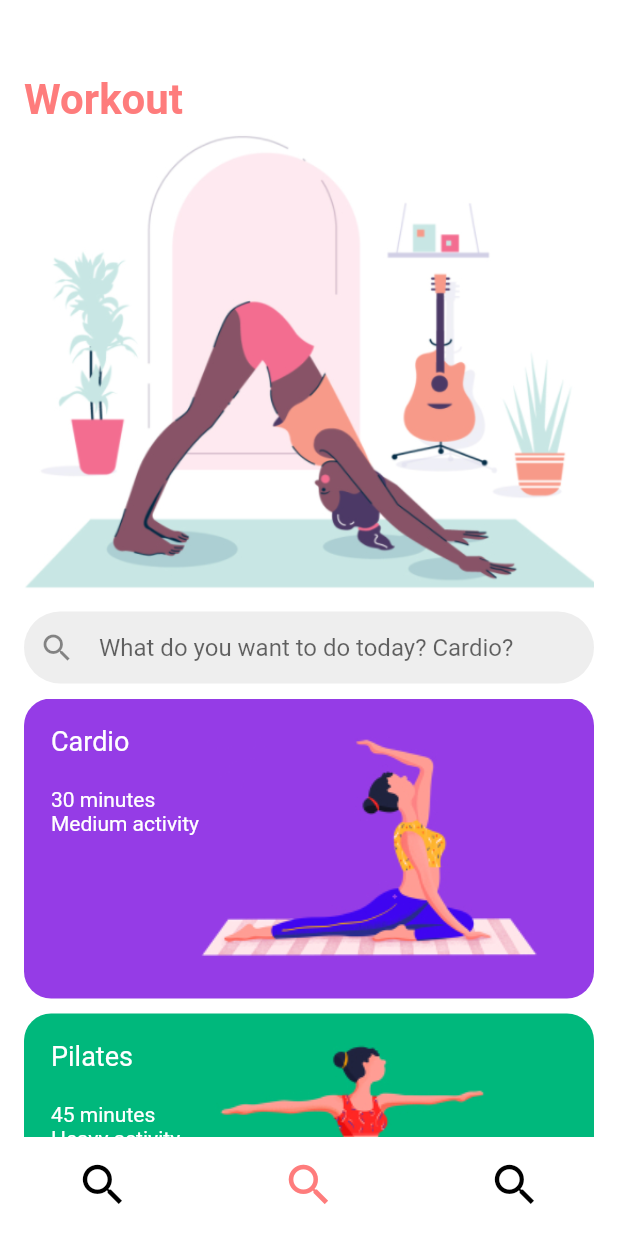
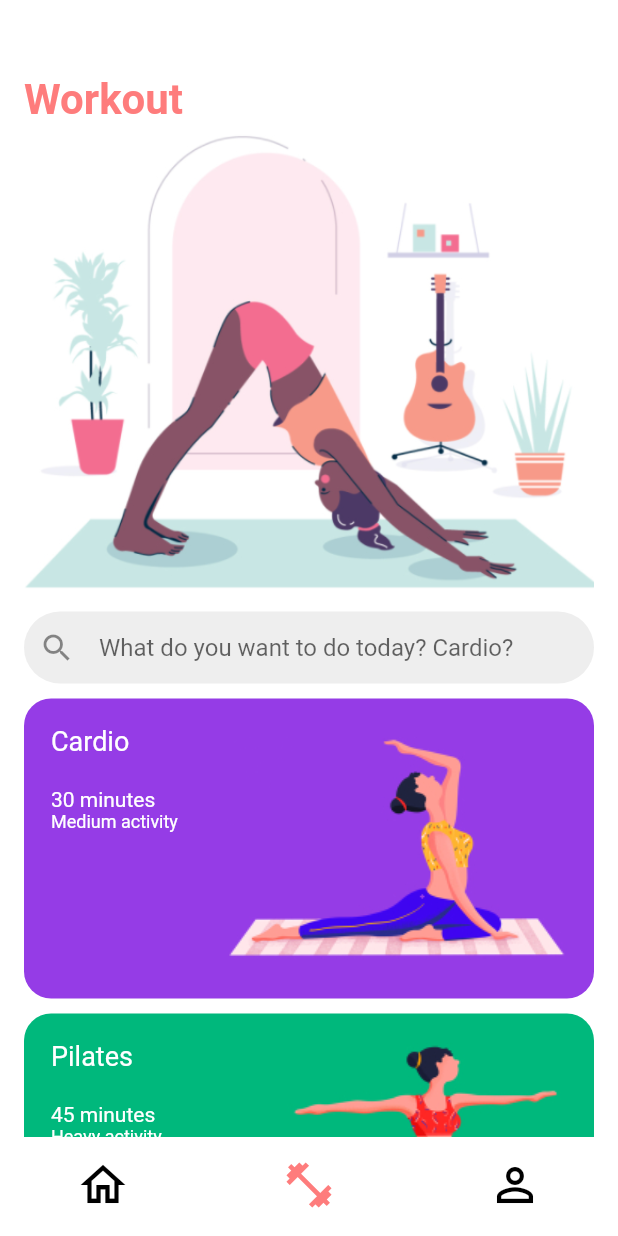
Before and after one commit to biju-borah/neura_fit, a Flutter app: the screen it shows after launch, item 2 of the bottom bar chosen, on a phone screen of 412 x 824 dp. Run offline on Flutter 3.47's test engine with Material 2 defaults, Android fonts, the phone set to English and light mode, and no system bars; our stand-ins replace camera; missing offline and left inert: tflite.

Commit message:
fixed bug

```diff
--- a/lib/home_screen.dart
+++ b/lib/home_screen.dart
@@ -41,17 +41,17 @@ class _HomeScreenState extends State<HomeScreen> {
         items: const <BottomNavigationBarItem>[
           BottomNavigationBarItem(
             backgroundColor: Colors.white,
-            icon: Icon(Icons.search),
-            label: 'Align',
+            icon: Icon(Icons.home_outlined),
+            label: 'Home',
           ),
           BottomNavigationBarItem(
             backgroundColor: Colors.white,
-            icon: Icon(Icons.search),
+            icon: Icon(Icons.fitness_center_outlined),
             label: 'Workout',
           ),
           BottomNavigationBarItem(
             backgroundColor: Colors.white,
-            icon: Icon(Icons.search),
+            icon: Icon(Icons.person_outline),
             label: 'Profile',
           ),
         ],
--- a/lib/main_screen.dart
+++ b/lib/main_screen.dart
@@ -21,7 +21,8 @@ class MainScreen extends StatelessWidget {
       //   title: Text('Align.AI'),
       //   backgroundColor: Colors.blueAccent,
       // ),
-      body: Column(
+      body: SingleChildScrollView(
+        child: Column(
           //mainAxisAlignment: MainAxisAlignment.start,
           crossAxisAlignment: CrossAxisAlignment.start,
           children: [
@@ -110,8 +111,8 @@ class MainScreen extends StatelessWidget {
                             child: Container(
                                 padding: EdgeInsets.all(10.0),
                                 child: Image.asset('images/arm_press.PNG')),
-                          onPressed: () =>
-                              onSelectA(context: context, modelName: 'posenet'),
+                            onPressed: () => onSelectA(
+                                context: context, modelName: 'posenet'),
                           ),
                         ),
                       ],
@@ -151,8 +152,8 @@ class MainScreen extends StatelessWidget {
                             child: Container(
                                 padding: EdgeInsets.all(10.0),
                                 child: Image.asset('images/squat.PNG')),
-                          onPressed: () =>
-                              onSelectS(context: context, modelName: 'posenet'),
+                            onPressed: () => onSelectS(
+                                context: context, modelName: 'posenet'),
                           ),
                         ),
                       ],
@@ -255,8 +256,8 @@ class MainScreen extends StatelessWidget {
                             child: Container(
                                 padding: EdgeInsets.all(10.0),
                                 child: Image.asset('images/yoga4.PNG')),
-                          onPressed: () =>
-                              onSelectY(context: context, modelName: 'posenet'),
+                            onPressed: () => onSelectY(
+                                context: context, modelName: 'posenet'),
                           ),
                         ),
                       ],
@@ -334,6 +335,7 @@ class MainScreen extends StatelessWidget {
             // ),
           ],
         ),
+      ),
     );
   }
 }
--- a/lib/workouts.dart
+++ b/lib/workouts.dart
@@ -9,6 +9,7 @@ class WorkOutPage extends StatelessWidget {
       backgroundColor: Colors.white,
       body: Padding(
         padding: const EdgeInsets.only(left: 16.0, right: 16.0),
+        child: SingleChildScrollView(
           child: Column(
             crossAxisAlignment: CrossAxisAlignment.start,
             children: <Widget>[
@@ -27,11 +28,7 @@ class WorkOutPage extends StatelessWidget {
                 child: SearchBar('What do you want to do today? Cardio?'),
               ),
               SizedBox(height: 10),
-            SizedBox(
-              //width: screen.width,
-              height: 350,
-              child: ListView(
-                scrollDirection: Axis.vertical,
+              Column(
                 children: [
                   Container(
                     height: 200,
@@ -44,6 +41,7 @@ class WorkOutPage extends StatelessWidget {
                       padding: const EdgeInsets.all(18.0),
                       child: Row(
                         //mainAxisAlignment: MainAxisAlignment.start,
+                        mainAxisAlignment: MainAxisAlignment.spaceBetween,
                         children: [
                           Column(
                             crossAxisAlignment: CrossAxisAlignment.start,
@@ -67,12 +65,15 @@ class WorkOutPage extends StatelessWidget {
                                 'Medium activity',
                                 style: TextStyle(
                                   color: Colors.white,
-                                  fontSize: 14,
+                                  fontSize: 12,
                                 ),
                               ),
                             ],
                           ),
-                          Image.asset('images/cardio.PNG'),
+                          Image.asset(
+                            'images/cardio.PNG',
+                            fit: BoxFit.contain,
+                          ),
                         ],
                       ),
                     ),
@@ -88,7 +89,7 @@ class WorkOutPage extends StatelessWidget {
                     child: Padding(
                       padding: const EdgeInsets.all(18.0),
                       child: Row(
-                        //mainAxisAlignment: MainAxisAlignment.start,
+                        mainAxisAlignment: MainAxisAlignment.spaceBetween,
                         children: [
                           Column(
                             crossAxisAlignment: CrossAxisAlignment.start,
@@ -112,7 +113,7 @@ class WorkOutPage extends StatelessWidget {
                                 'Heavy activity',
                                 style: TextStyle(
                                   color: Colors.white,
-                                  fontSize: 14,
+                                  fontSize: 12,
                                 ),
                               ),
                             ],
@@ -134,6 +135,7 @@ class WorkOutPage extends StatelessWidget {
                       padding: const EdgeInsets.all(18.0),
                       child: Row(
                         //mainAxisAlignment: MainAxisAlignment.start,
+                        mainAxisAlignment: MainAxisAlignment.spaceBetween,
                         children: [
                           Column(
                             crossAxisAlignment: CrossAxisAlignment.start,
@@ -157,7 +159,7 @@ class WorkOutPage extends StatelessWidget {
                                 'Light activity',
                                 style: TextStyle(
                                   color: Colors.white,
-                                  fontSize: 14,
+                                  fontSize: 12,
                                 ),
                               ),
                             ],
@@ -169,8 +171,8 @@ class WorkOutPage extends StatelessWidget {
                   ),
                 ],
               ),
+            ],
           ),
-          ],
         ),
       ),
     );
```
Also changed, not shown: 2 other files. Lines whose indentation alone changed are shown as unchanged.
